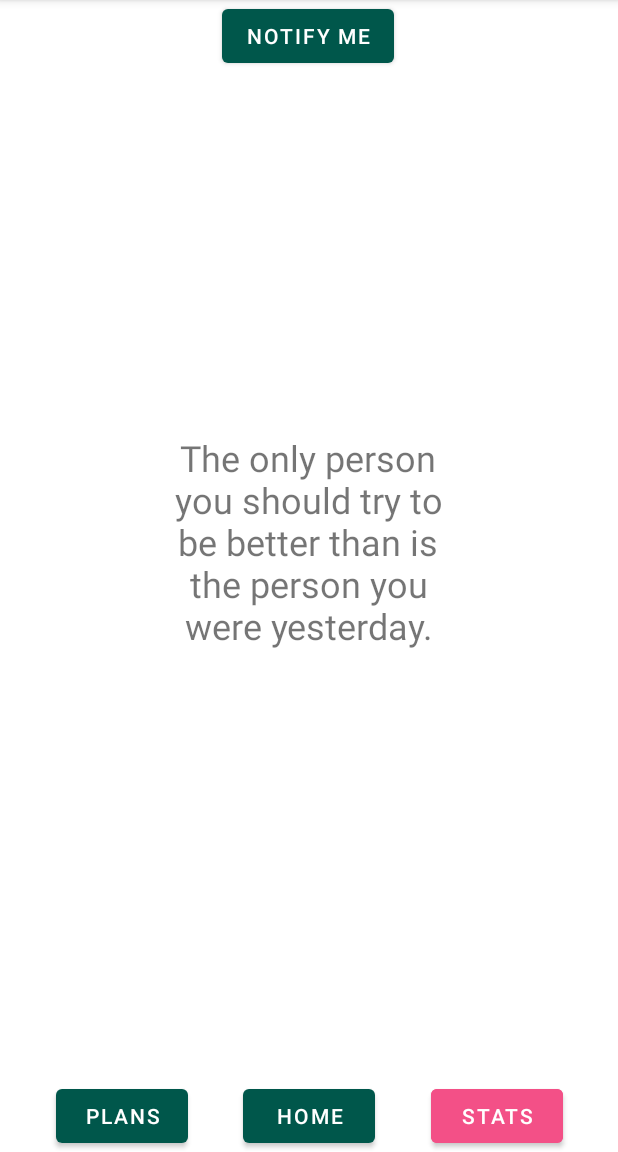
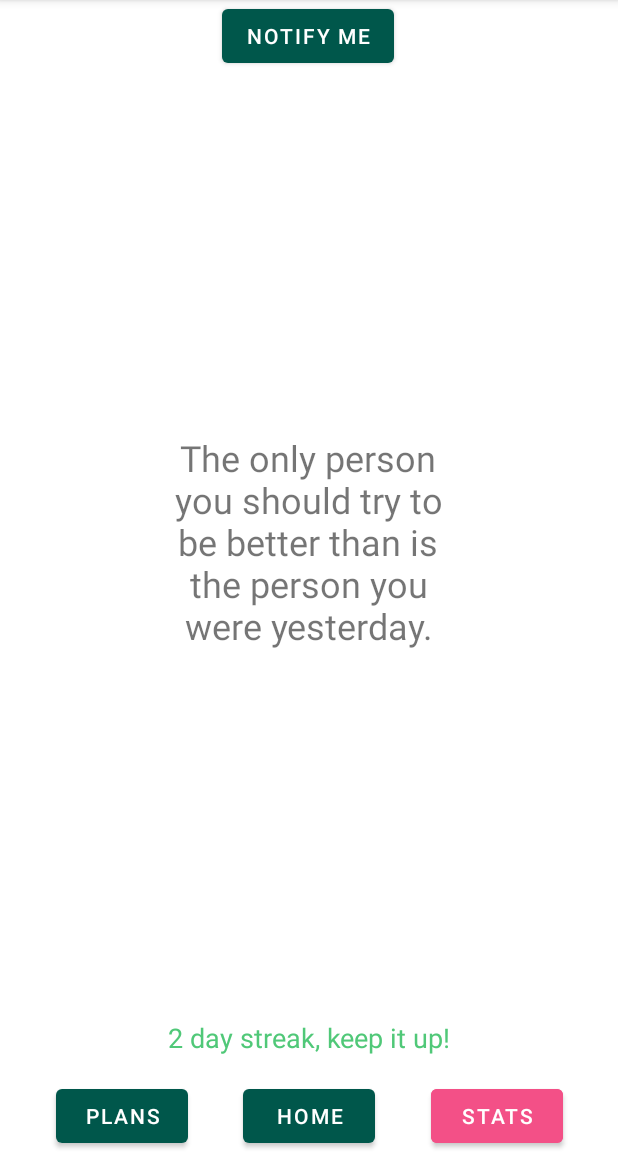
Before and after one commit to zhanjz22/AddictionFighter2, an Android app: the screen it shows after launch (MainActivity), on a phone screen of 412 x 824 dp, the part 84-1236 px from its top. Run offline under Robolectric (Android 15) with nearby library versions, the phone set to English and light mode, and no system bars.

Commit message:
Day streak

```diff
--- a/app/src/main/res/layout/activity_main.xml
+++ b/app/src/main/res/layout/activity_main.xml
@@ -51,6 +51,19 @@
         app:layout_constraintTop_toBottomOf="@+id/button_notify"
         app:layout_constraintVertical_bias="1.0" />
 
+    <TextView
+        android:id="@+id/streakTextView"
+        android:layout_width="wrap_content"
+        android:layout_height="wrap_content"
+        android:text="2 day streak, keep it up!"
+        android:textSize="18sp"
+        android:textColor="#50C878"
+        android:layout_marginBottom="16dp"
+        app:layout_constraintBottom_toTopOf="@+id/button_home"
+        app:layout_constraintStart_toStartOf="parent"
+        app:layout_constraintEnd_toEndOf="parent"
+        android:gravity="center_horizontal" />
+
     <Button
         android:id="@+id/button_home"
         android:layout_width="wrap_content"
```
